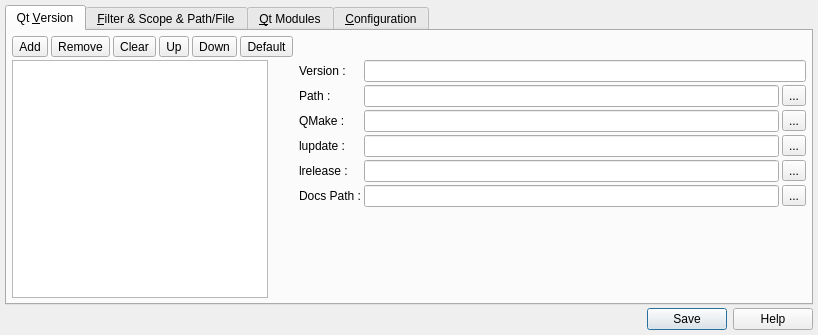
testmana2/mks, file v2/trunk/plugins/project/QMake/src/ui/UISettingsQMake.ui: the form before one commit.
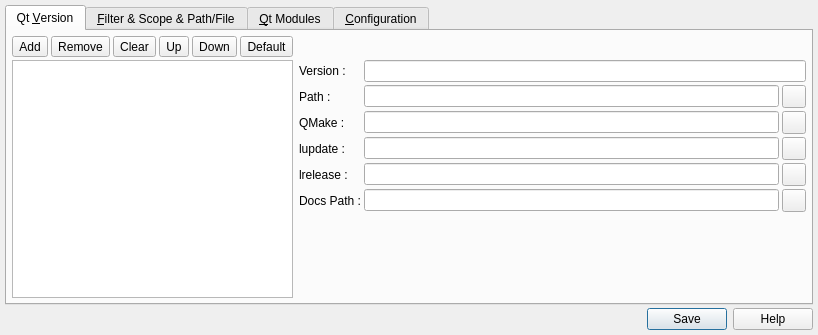
The form after the commit. Icons and pictures are not drawn.

Commit message: rework the dialog, operators have moved to application settings, and now we can configure an unlimited version of qt and set a global default one ( but it s possible for proejct plugin for have their own default )

Diff of the .ui file:
```diff
--- a/v2/trunk/plugins/project/QMake/src/ui/UISettingsQMake.ui
+++ b/v2/trunk/plugins/project/QMake/src/ui/UISettingsQMake.ui
@@ -123,14 +123,7 @@
         </spacer>
        </item>
        <item rowspan="7" row="1" column="0" colspan="6" >
-        <widget class="QListWidget" name="lwQtVersion" >
-         <property name="sizePolicy" >
-          <sizepolicy vsizetype="Expanding" hsizetype="Maximum" >
-           <horstretch>0</horstretch>
-           <verstretch>0</verstretch>
-          </sizepolicy>
-         </property>
-        </widget>
+        <widget class="QListWidget" name="lwQtVersions" />
        </item>
        <item row="1" column="7" >
         <widget class="QLabel" name="lQtVersionVersion" >
@@ -157,12 +150,6 @@
          <property name="cursor" >
           <cursorShape>PointingHandCursor</cursorShape>
          </property>
-         <property name="toolTip" >
-          <string>Locate path or file</string>
-         </property>
-         <property name="text" >
-          <string>...</string>
-         </property>
          <property name="icon" >
           <iconset resource="../resources/QMake.qrc" >:/icons/icons/folder.png</iconset>
          </property>
@@ -183,12 +170,6 @@
          <property name="cursor" >
           <cursorShape>PointingHandCursor</cursorShape>
          </property>
-         <property name="toolTip" >
-          <string>Locate path or file</string>
-         </property>
-         <property name="text" >
-          <string>...</string>
-         </property>
          <property name="icon" >
           <iconset resource="../resources/QMake.qrc" >:/icons/icons/folder.png</iconset>
          </property>
@@ -209,12 +190,6 @@
          <property name="cursor" >
           <cursorShape>PointingHandCursor</cursorShape>
          </property>
-         <property name="toolTip" >
-          <string>Locate path or file</string>
-         </property>
-         <property name="text" >
-          <string>...</string>
-         </property>
          <property name="icon" >
           <iconset resource="../resources/QMake.qrc" >:/icons/icons/folder.png</iconset>
          </property>
@@ -235,12 +210,6 @@
          <property name="cursor" >
           <cursorShape>PointingHandCursor</cursorShape>
          </property>
-         <property name="toolTip" >
-          <string>Locate path or file</string>
-         </property>
-         <property name="text" >
-          <string>...</string>
-         </property>
          <property name="icon" >
           <iconset resource="../resources/QMake.qrc" >:/icons/icons/folder.png</iconset>
          </property>
@@ -261,12 +230,6 @@
          <property name="cursor" >
           <cursorShape>PointingHandCursor</cursorShape>
          </property>
-         <property name="toolTip" >
-          <string>Locate path or file</string>
-         </property>
-         <property name="text" >
-          <string>...</string>
-         </property>
          <property name="icon" >
           <iconset resource="../resources/QMake.qrc" >:/icons/icons/folder.png</iconset>
          </property>
@@ -282,7 +245,7 @@
          </property>
          <property name="sizeHint" >
           <size>
-           <width>271</width>
+           <width>300</width>
            <height>20</height>
           </size>
          </property>
```
Left out of the diff: 31 changed lines with no effect on the pictures. The commit also changes 2 other files.
